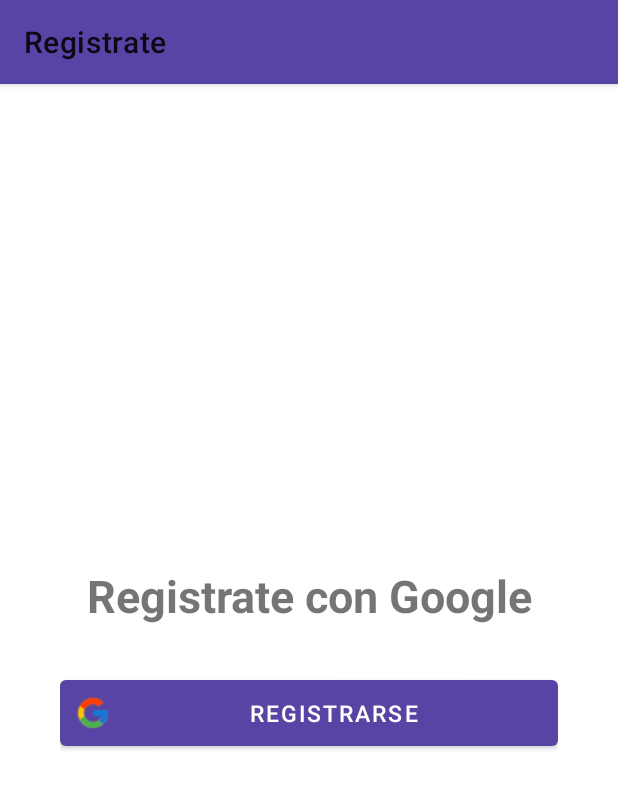
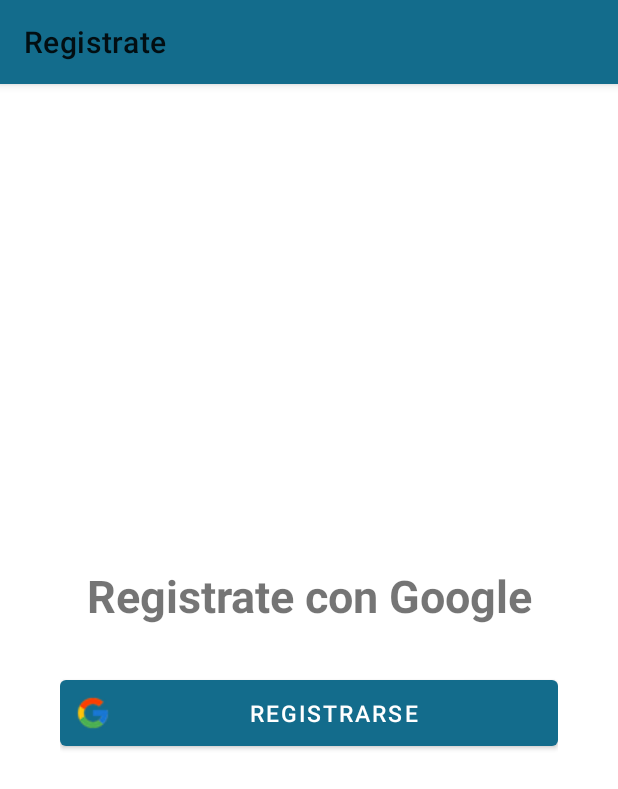
Before and after one commit to MMJimenez/OutlayCalc, an Android app: the screen it shows after launch (SingInActivity), on a phone screen of 412 x 824 dp. Shown: the top 789 px of the screen. Run offline under Robolectric (Android 15) with nearby library versions, the phone set to English and light mode, and no system bars; our stand-ins replace Firebase (no records; nobody signed in at launch, a user with empty details on screens opened directly).

Commit message:
changed principal colors

```diff
--- a/app/src/main/res/values/colors.xml
+++ b/app/src/main/res/values/colors.xml
@@ -1,7 +1,7 @@
 <?xml version="1.0" encoding="utf-8"?>
 <resources>
-    <color name="colorPrimary">#5844A4</color>
-    <color name="colorPrimaryDark">#261D46</color>
+    <color name="colorPrimary">#136C8C</color>
+    <color name="colorPrimaryDark">#0D4255</color>
     <color name="colorAccent">#308F8F</color>
     <color name="colorDarkGrey">#535353</color>
 </resources>
```
